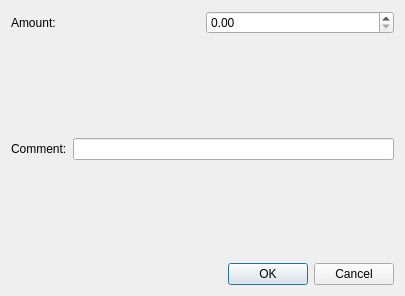
The window that addgolddialog.ui (EmreBilal98/Saving_Organizator) describes before a commit, drawn with Qt 5.
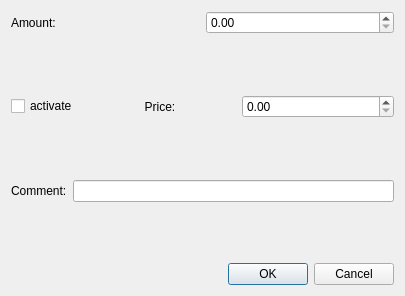
The same window after the commit.

```diff
--- a/addgolddialog.ui
+++ b/addgolddialog.ui
@@ -30,6 +30,50 @@
        </item>
       </layout>
      </item>
+     <item>
+      <spacer name="verticalSpacer_3">
+       <property name="orientation">
+        <enum>Qt::Orientation::Vertical</enum>
+       </property>
+       <property name="sizeHint" stdset="0">
+        <size>
+         <width>20</width>
+         <height>40</height>
+        </size>
+       </property>
+      </spacer>
+     </item>
+     <item>
+      <layout class="QHBoxLayout" name="horizontalLayout_3" stretch="1,5,5">
+       <item>
+        <widget class="QCheckBox" name="chk_activate">
+         <property name="text">
+          <string>activate</string>
+         </property>
+        </widget>
+       </item>
+       <item>
+        <widget class="QLabel" name="label_3">
+         <property name="text">
+          <string>Price:</string>
+         </property>
+         <property name="alignment">
+          <set>Qt::AlignmentFlag::AlignCenter</set>
+         </property>
+        </widget>
+       </item>
+       <item>
+        <widget class="QDoubleSpinBox" name="price_spinBox">
+         <property name="maximum">
+          <double>10000000.000000000000000</double>
+         </property>
+         <property name="singleStep">
+          <double>10.000000000000000</double>
+         </property>
+        </widget>
+       </item>
+      </layout>
+     </item>
      <item>
       <spacer name="verticalSpacer_2">
        <property name="orientation">
```
